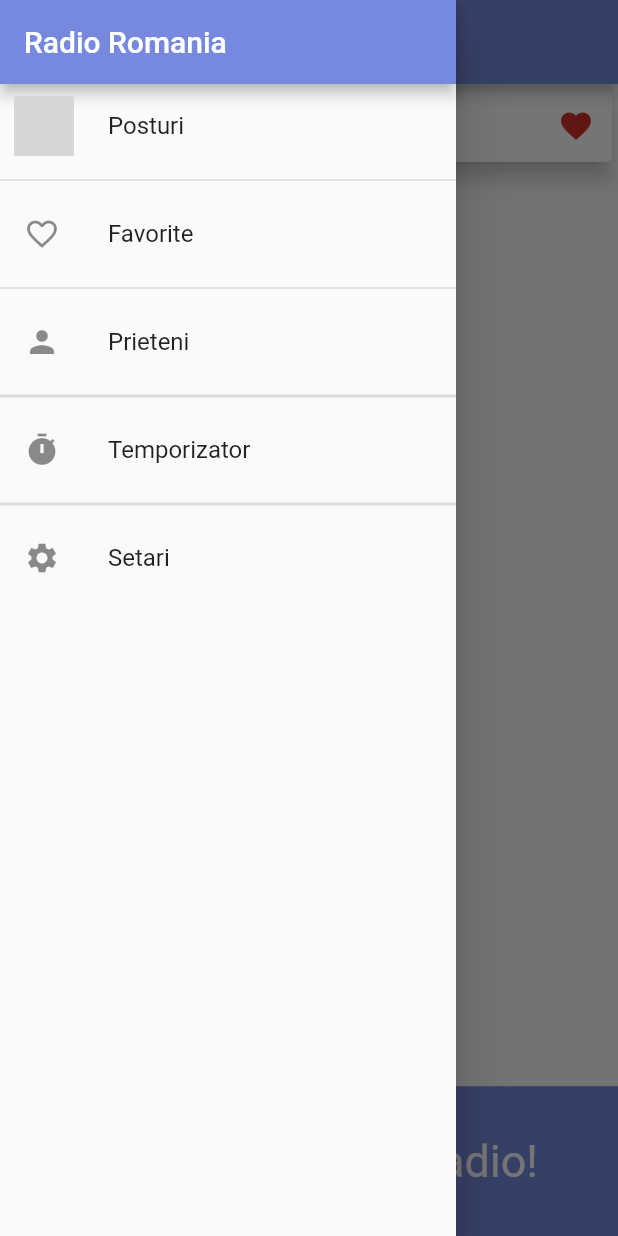
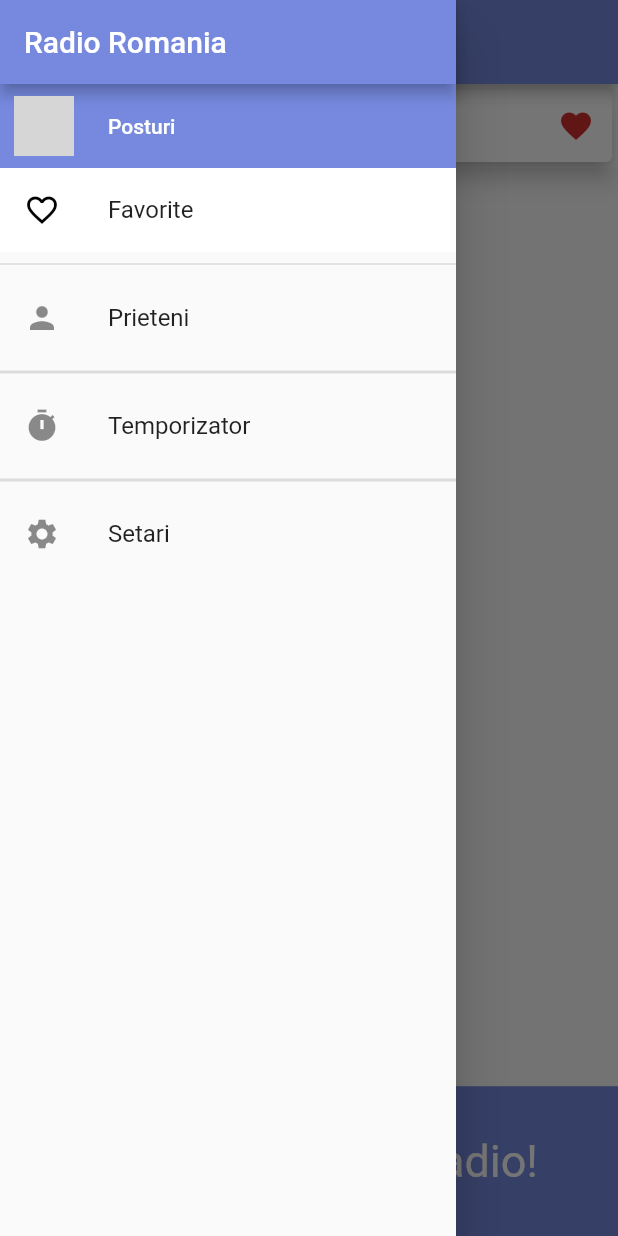
Before and after one commit to Emanuel532/radio-flutter-app, a Flutter app: the RadioStationsFavoritesScreen screen opened by its route, with the side drawer open, on a phone screen of 412 x 824 dp. Run offline on Flutter 3.47's test engine with Material 2 defaults, Android fonts, the phone set to English and light mode, and no system bars; missing offline and left inert: radio_player; network calls fail; grey boxes are pictures that could not be loaded.

Commit message:
improved app drawer UI design

```diff
--- a/lib/providers/radio_stations_data.dart
+++ b/lib/providers/radio_stations_data.dart
@@ -9,6 +9,13 @@ import 'dart:io';
 
 class RStations with ChangeNotifier {
   bool favorite = false;
+
+  int ecranDeschis = 0;
+
+  void changeEcranDeschis(int newValue) {
+    ecranDeschis = newValue;
+    notifyListeners();
+  }
 
   void toggleFavorites() {
     favorite = !favorite;
--- a/lib/widgets/radio_drawer.dart
+++ b/lib/widgets/radio_drawer.dart
@@ -9,6 +9,7 @@ class RadioDrawer extends StatelessWidget {
 
   @override
   Widget build(BuildContext context) {
+    int ecranActiv = Provider.of<RStations>(context).ecranDeschis;
     bool statusFavorit = Provider.of<RStations>(context).favorit;
     return SafeArea(
       child: Drawer(
@@ -18,34 +19,53 @@ class RadioDrawer extends StatelessWidget {
               title: Text('Radio Romania'),
               automaticallyImplyLeading: false,
             ),
-            InkWell(
+            Ink(
+              color: ecranActiv == 0
+                  ? Theme.of(context).colorScheme.primary
+                  : Colors.white,
+              child: InkWell(
                 onTap: () {
                   Navigator.of(context)
                       .pushReplacementNamed(RadioStationsScreen.routeName);
+                  Provider.of<RStations>(context, listen: false)
+                      .changeEcranDeschis(0);
                 },
                 child: ListTile(
-                leading: const Icon(Icons.radio),
+                  leading: Icon(
+                    Icons.radio,
+                    color: (ecranActiv == 0) ? Colors.white : Colors.black,
+                  ),
                   title: Text(
                     'Posturi',
-                  style: Theme.of(context).textTheme.titleMedium,
+                    style: (ecranActiv == 0)
+                        ? TextStyle(color: Colors.white)
+                        : Theme.of(context).textTheme.titleMedium,
                   ),
                 ),
               ),
-            Divider(
-              thickness: 1,
             ),
-            InkWell(
+            Ink(
+              color: ecranActiv == 1
+                  ? Theme.of(context).colorScheme.primary
+                  : Colors.white,
+              child: InkWell(
                 onTap: () {
-                // Provider.of<RStations>(context, listen: false)
-                //     .toggleFavorites();
                   Navigator.of(context).pushReplacementNamed(
                       RadioStationsFavoritesScreen.routeName);
+                  Provider.of<RStations>(context, listen: false)
+                      .changeEcranDeschis(1);
                 },
                 child: ListTile(
-                leading: const Icon(Icons.favorite_border),
+                  leading: Icon(
+                    (ecranActiv == 1) ? Icons.favorite : Icons.favorite_border,
+                    color: (ecranActiv == 1) ? Colors.white : Colors.black,
+                  ),
                   title: Text(
                     'Favorite',
-                  style: Theme.of(context).textTheme.titleMedium,
+                    style: (ecranActiv == 1)
+                        ? TextStyle(color: Colors.white)
+                        : Theme.of(context).textTheme.titleMedium,
+                  ),
                 ),
               ),
             ),
```
Lines whose indentation alone changed are shown as unchanged.
